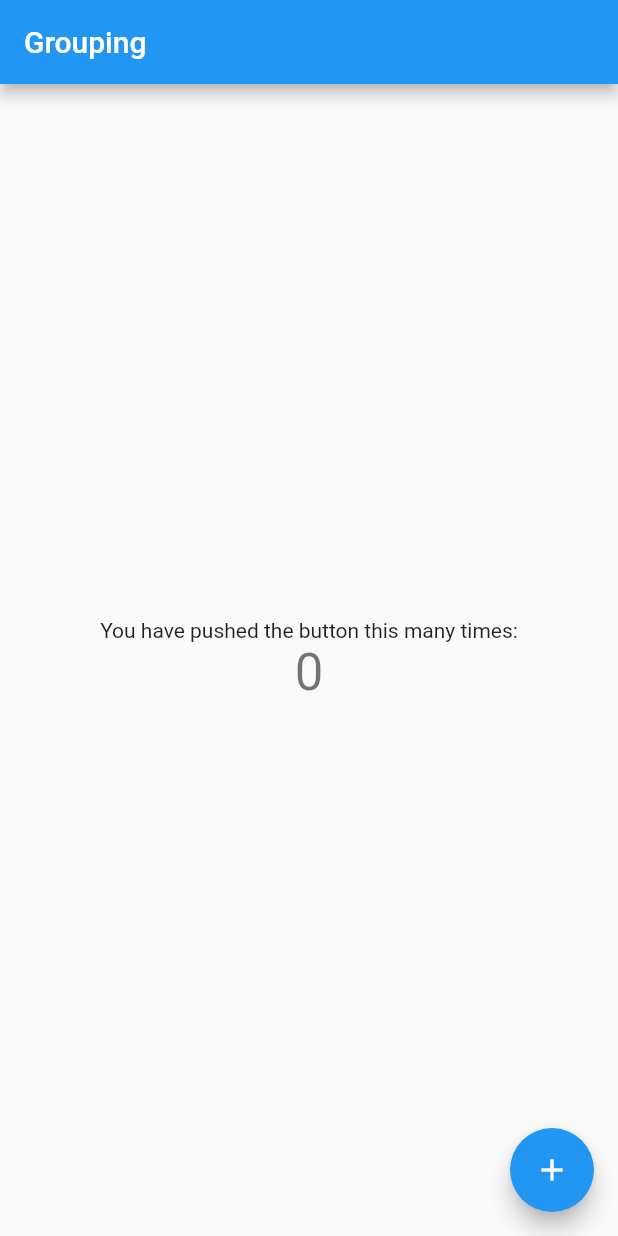
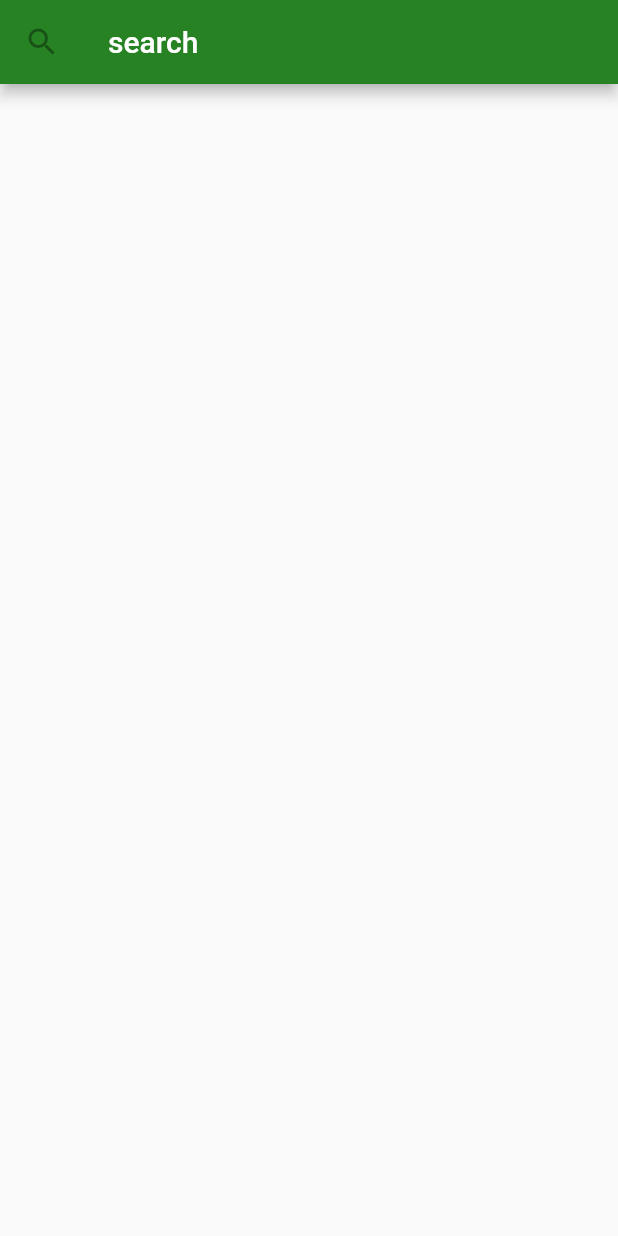
Before and after one commit to CodingBubble/FrontEnd, a Flutter app: the screen it shows after launch, on a phone screen of 412 x 824 dp. Run offline on Flutter 3.47's test engine with Material 2 defaults, Android fonts, the phone set to English and light mode, and no system bars.

Commit message:
update Navbar
just a first shot

```diff
--- a/projectilm/lib/main.dart
+++ b/projectilm/lib/main.dart
@@ -1,4 +1,5 @@
 import 'package:flutter/material.dart';
+import 'mainPage.dart';
 
 void main() {
   runApp(const MyApp());
@@ -11,105 +12,11 @@ class MyApp extends StatelessWidget {
   @override
   Widget build(BuildContext context) {
     return MaterialApp(
-      title: 'Flutter Demo',
+      title: 'Grouping',
       theme: ThemeData(
-        // This is the theme of your application.
-        //
-        // Try running your application with "flutter run". You'll see the
-        // application has a blue toolbar. Then, without quitting the app, try
-        // changing the primarySwatch below to Colors.green and then invoke
-        // "hot reload" (press "r" in the console where you ran "flutter run",
-        // or simply save your changes to "hot reload" in a Flutter IDE).
-        // Notice that the counter didn't reset back to zero; the application
-        // is not restarted.
         primarySwatch: Colors.blue,
       ),
-      home: const MyHomePage(title: 'Grouping'),
+      home: const mainPage(title: 'Grouping'),
     );
   }
 }
-
-class MyHomePage extends StatefulWidget {
-  const MyHomePage({super.key, required this.title});
-
-  // This widget is the home page of your application. It is stateful, meaning
-  // that it has a State object (defined below) that contains fields that affect
-  // how it looks.
-
-  // This class is the configuration for the state. It holds the values (in this
-  // case the title) provided by the parent (in this case the App widget) and
-  // used by the build method of the State. Fields in a Widget subclass are
-  // always marked "final".
-
-  final String title;
-
-  @override
-  State<MyHomePage> createState() => _MyHomePageState();
-}
-
-class _MyHomePageState extends State<MyHomePage> {
-  int _counter = 0;
-
-  void _incrementCounter() {
-    setState(() {
-      // This call to setState tells the Flutter framework that something has
-      // changed in this State, which causes it to rerun the build method below
-      // so that the display can reflect the updated values. If we changed
-      // _counter without calling setState(), then the build method would not be
-      // called again, and so nothing would appear to happen.
-      _counter++;
-    });
-  }
-
-  @override
-  Widget build(BuildContext context) {
-    // This method is rerun every time setState is called, for instance as done
-    // by the _incrementCounter method above.
-    //
-    // The Flutter framework has been optimized to make rerunning build methods
-    // fast, so that you can just rebuild anything that needs updating rather
-    // than having to individually change instances of widgets.
-    return Scaffold(
-      appBar: AppBar(
-        // Here we take the value from the MyHomePage object that was created by
-        // the App.build method, and use it to set our appbar title.
-        title: Text(widget.title),
-      ),
-      body: Center(
-        // Center is a layout widget. It takes a single child and positions it
-        // in the middle of the parent.
-        child: Column(
-          // Column is also a layout widget. It takes a list of children and
-          // arranges them vertically. By default, it sizes itself to fit its
-          // children horizontally, and tries to be as tall as its parent.
-          //
-          // Invoke "debug painting" (press "p" in the console, choose the
-          // "Toggle Debug Paint" action from the Flutter Inspector in Android
-          // Studio, or the "Toggle Debug Paint" command in Visual Studio Code)
-          // to see the wireframe for each widget.
-          //
-          // Column has various properties to control how it sizes itself and
-          // how it positions its children. Here we use mainAxisAlignment to
-          // center the children vertically; the main axis here is the vertical
-          // axis because Columns are vertical (the cross axis would be
-          // horizontal).
-          mainAxisAlignment: MainAxisAlignment.center,
-          children: <Widget>[
-            const Text(
-              'You have pushed the button this many times:',
-            ),
-            Text(
-              '$_counter',
-              style: Theme.of(context).textTheme.headline4,
-            ),
-          ],
-        ),
-      ),
-      floatingActionButton: FloatingActionButton(
-        onPressed: _incrementCounter,
-        tooltip: 'Increment',
-        child: const Icon(Icons.add),
-      ), // This trailing comma makes auto-formatting nicer for build methods.
-    );
-  }
-}
--- a/projectilm/lib/mainPage.dart
+++ b/projectilm/lib/mainPage.dart
@@ -0,0 +1,36 @@
+import 'package:flutter/cupertino.dart';
+import 'package:flutter/material.dart';
+import 'main.dart';
+
+class mainPage extends StatefulWidget {
+  const mainPage({super.key, required this.title});
+
+  final String title;
+
+  @override
+  State<mainPage> createState() => _mainPageState();
+}
+
+class _mainPageState extends State<mainPage> {
+  @override
+  Widget build(BuildContext context) {
+    return Scaffold(
+      appBar: AppBar(
+        leading: Builder(
+          builder: (BuildContext context) {
+            return const IconButton(
+              icon: Icon(Icons.search),
+              onPressed: null,
+              // onPressed: () {
+              //   Scaffold.of(context).openDrawer();
+              // },
+              // tooltip: MaterialLocalizations.of(context).openAppDrawerTooltip,
+            );
+          },
+        ),
+        title: const Text("search"), //title aof appbar
+        backgroundColor: const Color(0xFF268223), //background color of appbar
+      ),
+    );
+  }
+}
```
